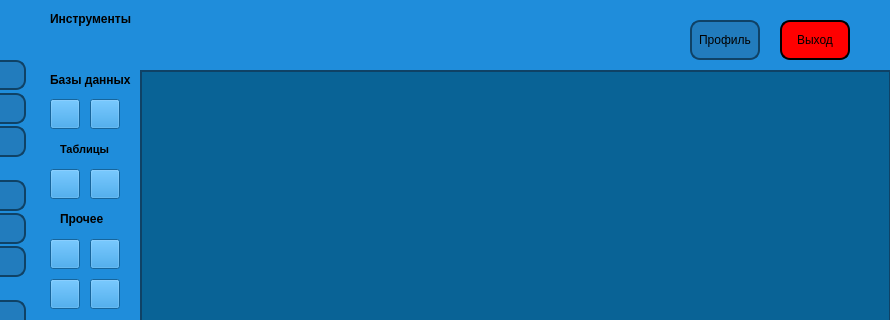
Old version of the form Main_Window.ui in the repository Vova1707/VizSQL; both pictures show x 170 to 1060 and y 0 to 320 of the 1060 by 720 pixel window.
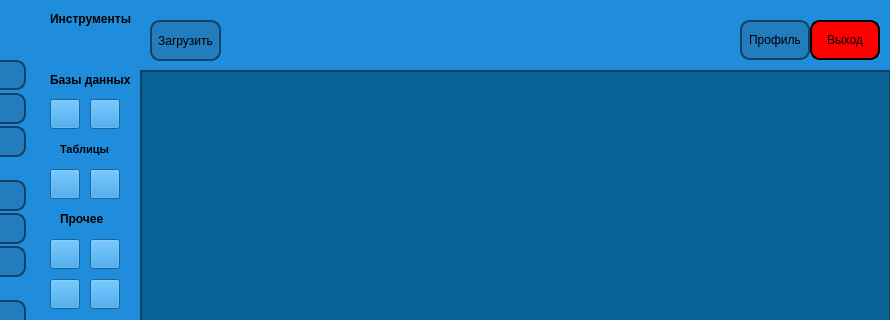
New version of the form. The open tabs and pages were chosen to show the change. Icons and pictures are not drawn.

```diff
--- a/Main_Window.ui
+++ b/Main_Window.ui
@@ -758,7 +758,7 @@
          <widget class="QPushButton" name="Log_out_button">
           <property name="geometry">
            <rect>
-            <x>640</x>
+            <x>670</x>
             <y>20</y>
             <width>70</width>
             <height>40</height>
@@ -783,7 +783,7 @@
          <widget class="QPushButton" name="profile_button">
           <property name="geometry">
            <rect>
-            <x>550</x>
+            <x>600</x>
             <y>20</y>
             <width>70</width>
             <height>40</height>
@@ -805,6 +805,31 @@
            <string>Профиль</string>
           </property>
          </widget>
+         <widget class="QPushButton" name="mydatabase_button_2">
+          <property name="geometry">
+           <rect>
+            <x>10</x>
+            <y>20</y>
+            <width>71</width>
+            <height>41</height>
+           </rect>
+          </property>
+          <property name="styleSheet">
+           <string notr="true">QPushButton {
+    border: 2px solid #0f4266;
+    border-radius: 10px;
+    background: #227cbd;
+    padding: 5px;
+    }
+
+QPushButton:hover {
+    background: #31c3d6;
+    }</string>
+          </property>
+          <property name="text">
+           <string>Загрузить</string>
+          </property>
+         </widget>
         </widget>
         <widget class="QWidget" name="widget_3" native="true">
          <property name="geometry">
```
Left out of the diff: 2 changed lines with no effect on the pictures.
